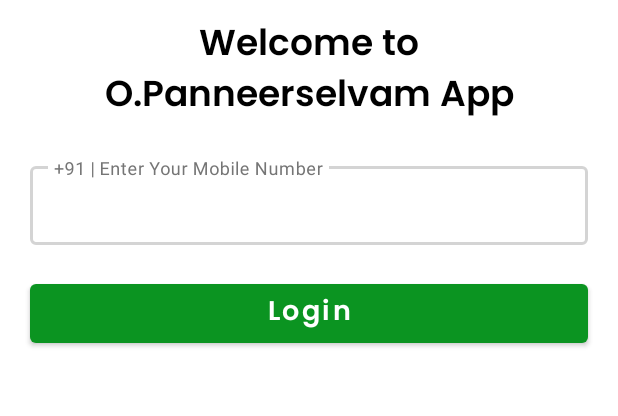
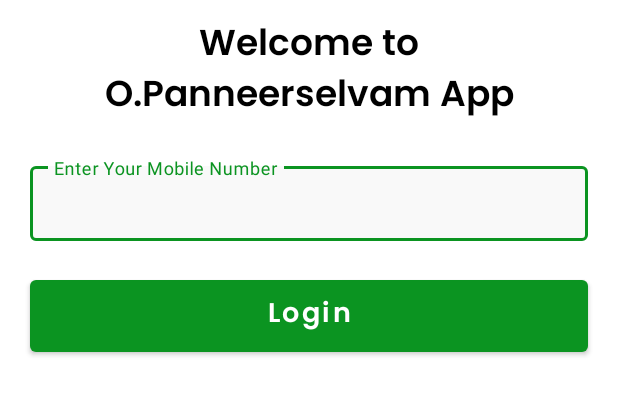
Before and after one commit to Projects-HST/HSTAndroid8, an Android app: the LoginActivity screen opened directly, with no data from a screen before it, on a phone screen of 412 x 824 dp, the part 510-926 px from its top. Run offline under Robolectric (Android 15) with nearby library versions, the phone set to English and light mode, and no system bars; our stand-ins replace CircleImageView, Volley.

Commit message:
Minesh Commit

```diff
--- a/app/build.gradle
+++ b/app/build.gradle
@@ -115,7 +115,7 @@ dependencies {
 
     implementation 'com.squareup.picasso:picasso:2.71828'
     implementation 'com.google.code.gson:gson:2.8.6'
-    testImplementation 'junit:junit:4.13'
+    testImplementation 'junit:junit:4.13.1'
     androidTestImplementation 'com.android.support.test:runner:1.0.2'
     androidTestImplementation 'com.android.support.test.espresso:espresso-core:3.0.2'
     implementation files('libs/YouTubeAndroidPlayerApi.jar')
--- a/app/src/main/AndroidManifest.xml
+++ b/app/src/main/AndroidManifest.xml
@@ -118,4 +118,10 @@
             android:theme="@style/AppTheme" />
     </application>
 
+    <queries>
+        <intent>
+            <action android:name="com.google.android.youtube.api.service.START"/>
+        </intent>
+    </queries>
+
 </manifest>
--- a/app/src/main/java/com/hst/ops/activity/NewsfeedDetailActivity.java
+++ b/app/src/main/java/com/hst/ops/activity/NewsfeedDetailActivity.java
@@ -111,10 +111,8 @@ public class NewsfeedDetailActivity extends AppCompatActivity implements IServic
                     SwipeRight();
                 }
             }
-
             return true;
         }
-
     };
 
     GestureDetector gestureDetector = new GestureDetector(simpleOnGestureListener);
@@ -125,7 +123,6 @@ public class NewsfeedDetailActivity extends AppCompatActivity implements IServic
         aViewFlipper.showNext();
         addBottomDots(aViewFlipper.getDisplayedChild());
     }
-
 
     private void SwipeRight() {
         aViewFlipper.setInAnimation(this, R.anim.in_from_left);
@@ -209,7 +206,6 @@ public class NewsfeedDetailActivity extends AppCompatActivity implements IServic
                         addBottomDots(aViewFlipper.getDisplayedChild());
                     }
                 }
-
             } catch (JSONException e) {
                 e.printStackTrace();
             }
--- a/app/src/main/java/com/hst/ops/activity/ViewVideoActivity.java
+++ b/app/src/main/java/com/hst/ops/activity/ViewVideoActivity.java
@@ -1,6 +1,8 @@
 package com.hst.ops.activity;
 
 import android.content.Intent;
+import android.content.pm.ApplicationInfo;
+import android.content.pm.PackageManager;
 import android.os.Bundle;
 import android.text.method.LinkMovementMethod;
 import android.util.Log;
@@ -37,6 +39,7 @@ import org.json.JSONObject;
 
 import java.text.SimpleDateFormat;
 import java.util.Date;
+import java.util.List;
 
 public class ViewVideoActivity extends YouTubeBaseActivity implements YouTubePlayer.OnInitializedListener, IServiceListener, DialogClickListener {
     private static final String TAG = "YoutubeActivity";
@@ -87,7 +90,6 @@ public class ViewVideoActivity extends YouTubeBaseActivity implements YouTubePla
             layout.addView(playerView);
             playerView.initialize(GOOGLE_API_KEY, this);
         }
-
     }
 
     @Override
--- a/app/src/main/java/com/hst/ops/fragment/GalleryFragment.java
+++ b/app/src/main/java/com/hst/ops/fragment/GalleryFragment.java
@@ -290,7 +290,7 @@ public class GalleryFragment extends Fragment implements IServiceListener, Dialo
         meeting = galleryArrayList.get(position);
         Intent intent;
         intent = new Intent(getActivity(), ViewVideoActivity.class);
-        intent.putExtra("meetingObj", meeting.getId());
+        intent.putExtra("meetingObj", meeting.getVideoTokenId());
         intent.putExtra("page", "img");
         startActivity(intent);
     }
@@ -301,7 +301,7 @@ public class GalleryFragment extends Fragment implements IServiceListener, Dialo
         meeting = galleryImagesArrayList.get(position);
         Intent intent;
         intent = new Intent(getActivity(), ViewImageActivity.class);
-        intent.putExtra("meetingObj", meeting.getVideoTokenId());
+        intent.putExtra("meetingObj", meeting.getId());
         intent.putExtra("page", "vieod");
         startActivity(intent);
     }
--- a/app/src/main/res/layout/activity_login.xml
+++ b/app/src/main/res/layout/activity_login.xml
@@ -73,26 +73,27 @@
                 android:layout_height="wrap_content"
                 android:layout_marginTop="20dp"
                 android:layout_marginHorizontal="20dp"
-                app:hintTextColor="@color/text_grey"
-                app:boxStrokeColor="@color/otp_box_stroke">
+                android:hint="@string/log_num"
+                app:boxBackgroundColor="@color/otp_box_bg">
 
-                <EditText
+                <com.google.android.material.textfield.TextInputEditText
                     android:id="@+id/edtMobileNumber"
                     android:layout_width="match_parent"
                     android:layout_height="wrap_content"
                     android:padding="15dp"
-                    android:hint="@string/log_num"
                     android:inputType="number"
                     android:maxLength="13"
-                    android:maxLines="1" />
+                    android:maxLines="1"
+                    android:textSize="14sp"/>
 
             </com.google.android.material.textfield.TextInputLayout>
 
             <Button
                 android:id="@+id/login"
                 android:layout_width="match_parent"
-                android:layout_height="wrap_content"
-                android:layout_margin="20dp"
+                android:layout_height="60dp"
+                android:layout_marginHorizontal="20dp"
+                android:layout_marginTop="20dp"
                 android:fontFamily="@font/semi_bold"
                 android:text="@string/login"
                 android:textSize="18sp"
--- a/app/src/main/res/values/strings.xml
+++ b/app/src/main/res/values/strings.xml
@@ -98,7 +98,7 @@
     <!--Login-->
     <string name="log">Login</string>
     <string name="log_welcome">Welcome to O.Panneerselvam App</string>
-    <string name="log_num">+91 | Enter Your Mobile Number</string>
+    <string name="log_num">Enter Your Mobile Number</string>
     <string name="login">Login</string>
 
     <!--OTP Verification-->
```
Also changed, not shown: app/src/main/res/layout/activity_profile.xml (+13 -12 lines), app/src/main/res/values/colors.xml (+10 -0 lines).
